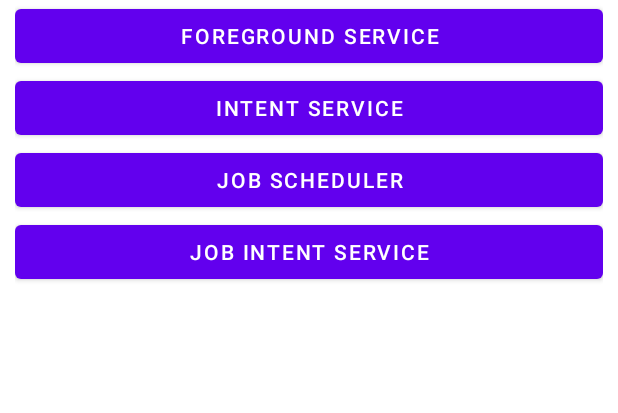
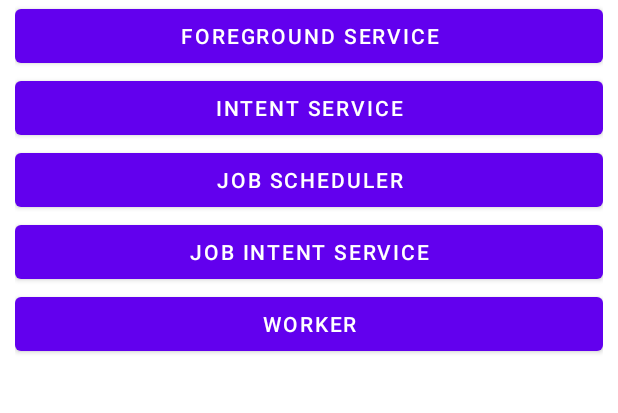
Before and after one commit to Msoloshich/ServicesTest, an Android app: the layout activity_main.xml on its own in the app's theme, with its tools: preview values and no code run, on a phone screen of 412 x 824 dp, the part 87-500 px from its top. Run offline under Robolectric (Android 15) with nearby library versions, the phone set to English and light mode, and no system bars.

Commit message:
add worker

```diff
--- a/app/build.gradle
+++ b/app/build.gradle
@@ -42,6 +42,7 @@ dependencies {
     implementation 'androidx.constraintlayout:constraintlayout:2.1.4'
     implementation "org.jetbrains.kotlinx:kotlinx-coroutines-core:1.6.4"
     implementation "org.jetbrains.kotlinx:kotlinx-coroutines-android:1.6.4"
+    implementation("androidx.work:work-runtime:2.8.1")
     testImplementation 'junit:junit:4.13.2'
     androidTestImplementation 'androidx.test.ext:junit:1.1.5'
     androidTestImplementation 'androidx.test.espresso:espresso-core:3.5.1'
--- a/app/src/main/AndroidManifest.xml
+++ b/app/src/main/AndroidManifest.xml
@@ -31,7 +31,7 @@
         <service android:name=".MyJobService"
             android:permission="android.permission.BIND_JOB_SERVICE"/>
         <service android:name=".MyIntentService2"/>
-        <service android:name=".MyJobService" />
+        <service android:name=".MyJobIntentService" />
     </application>
 
 </manifest>
--- a/app/src/main/res/layout/activity_main.xml
+++ b/app/src/main/res/layout/activity_main.xml
@@ -42,5 +42,12 @@
         android:text="Job Intent Service"
         />
 
+    <Button
+        android:id="@+id/worker"
+        android:layout_width="match_parent"
+        android:layout_height="wrap_content"
+        android:text="Worker"
+        />
+
 
 </LinearLayout>
```
Also changed, not shown: app/src/main/java/com/example/servicestest/MainActivity.kt (+8 -0 lines), app/src/main/java/com/example/servicestest/MyWorker.kt (added, +42 -0 lines).
